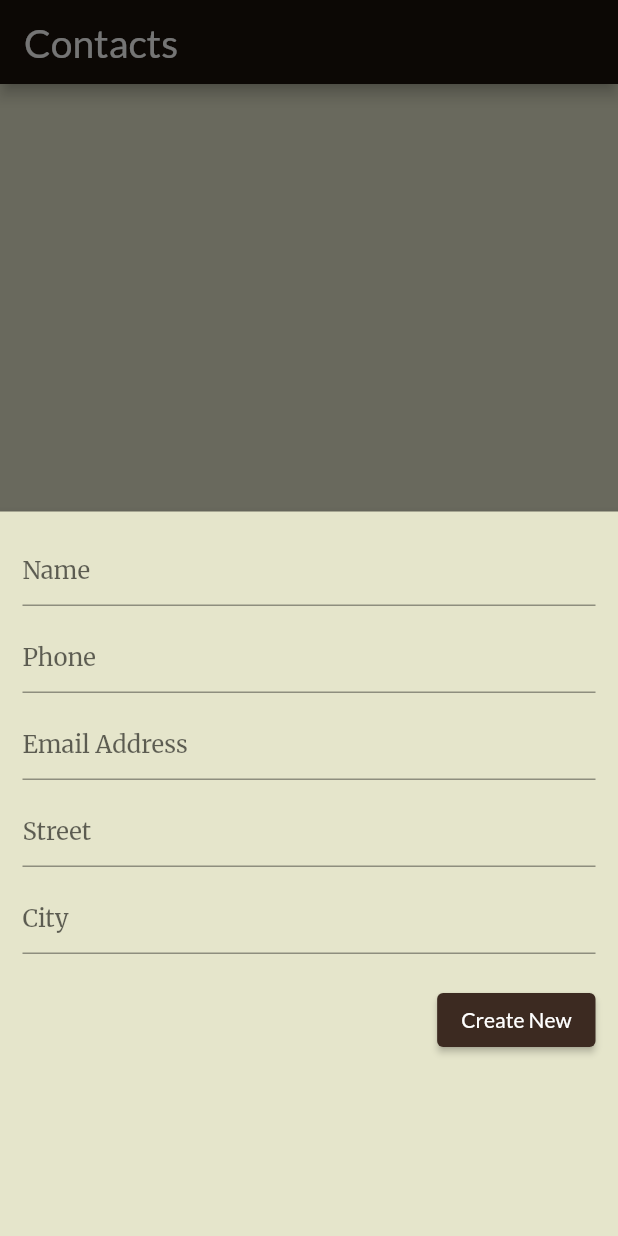
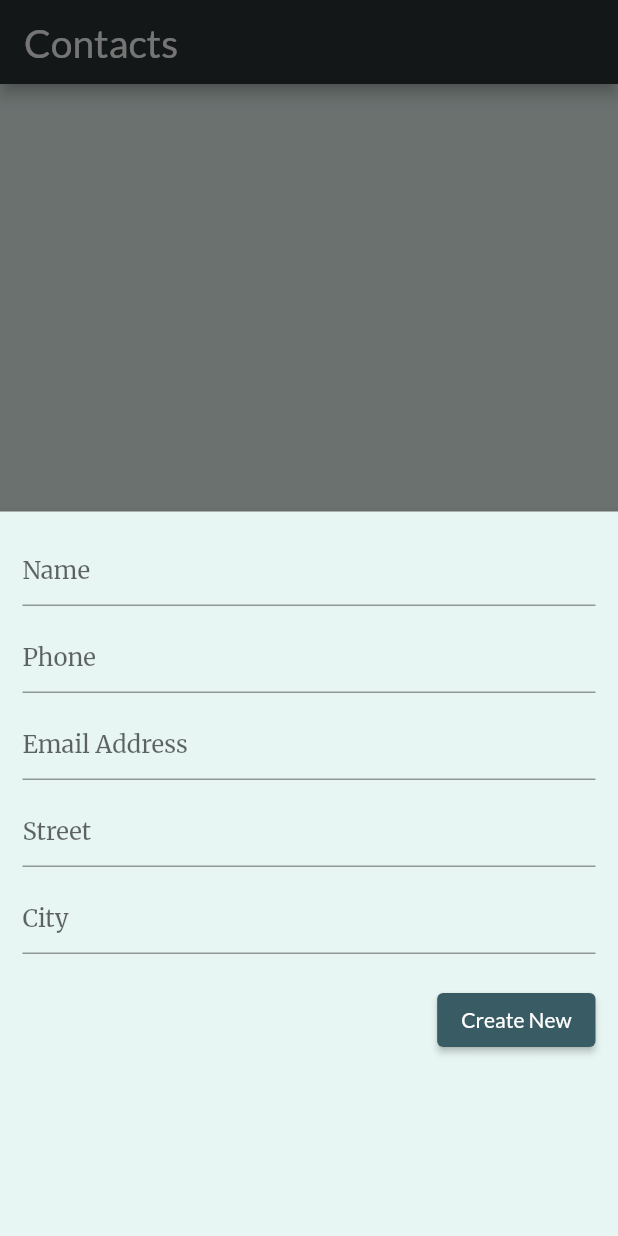
Before and after one commit to aaditya-1219/sqflite-contacts, a Flutter app: the screen it shows after launch, after a tap on the "add" icon, on a phone screen of 412 x 824 dp. Run offline on Flutter 3.47's test engine with Material 2 defaults, Android fonts, the phone set to English and light mode, and no system bars; our stand-ins replace google_fonts, sqflite; missing offline and left inert: dart:ffi; accounts and stored records are empty.

Commit message:
Changed color scheme

```diff
--- a/lib/main.dart
+++ b/lib/main.dart
@@ -19,6 +19,13 @@ class _HomePageState extends State<HomePage> {
   List<Map<String, dynamic>> _journals = [];
 
   bool _isLoading = true;
+
+
+  // Colors
+  final addButtonColor = const Color.fromARGB(255, 57, 91, 100);
+  final appBarColor = const Color.fromARGB(255, 44, 51, 51);
+  final cardColor = const Color.fromARGB(255, 164, 201, 202);
+  final appBgColor = const Color.fromARGB(255, 231, 246, 242);
 
   void _refreshJournals() async {
     final data = await SQLHelper.getItems();
@@ -89,7 +96,7 @@ class _HomePageState extends State<HomePage> {
         context: context,
         elevation: 5,
         isScrollControlled: true,
-        backgroundColor: const Color.fromARGB(255, 229, 229, 203),
+        backgroundColor: appBgColor,
         builder: (_) => Container(
               padding: EdgeInsets.only(
                 top: 15,
@@ -136,7 +143,7 @@ class _HomePageState extends State<HomePage> {
                   const SizedBox(height: 20),
                   ElevatedButton(
                       style: ElevatedButton.styleFrom(
-                        backgroundColor: const Color.fromARGB(255, 60, 42, 33)
+                        backgroundColor: addButtonColor
                       ),
                       onPressed: () async {
                         if(id == null) {
@@ -166,12 +173,12 @@ class _HomePageState extends State<HomePage> {
   @override
   Widget build(BuildContext context) {
     return Scaffold(
-      backgroundColor: const Color.fromARGB(255, 229, 229, 203),
-      appBar: AppBar(title: Text('Contacts', style: TextStyle(fontFamily: GoogleFonts.lato().fontFamily, fontSize: 26)), backgroundColor: const Color.fromARGB(255, 26, 18, 11)),
+      backgroundColor: appBgColor,
+      appBar: AppBar(title: Text('Contacts', style: TextStyle(fontFamily: GoogleFonts.lato().fontFamily, fontSize: 26)), backgroundColor: appBarColor),
       body: ListView.builder(
         itemCount: _journals.length,
           itemBuilder: (context, index) => Card(
-            color: const Color.fromARGB(200, 213, 206, 163),
+            color: cardColor,
             margin: const EdgeInsets.all(15),
             child: ListTile(
               title: Text("Name: " + _journals[index]['name'], style: TextStyle(color: Colors.black, fontFamily: GoogleFonts.merriweather().fontFamily)),
@@ -208,8 +215,7 @@ class _HomePageState extends State<HomePage> {
       ),
       floatingActionButton: Builder(builder: (context) {
         return FloatingActionButton(
-          // rgb(60, 42, 33)
-          backgroundColor: const Color.fromARGB(255, 60, 42, 33),
+          backgroundColor: addButtonColor,
           child: const Icon(Icons.add),
           onPressed: () => _showForm(null),
         );
```
Also changed, not shown: 1 other file.
